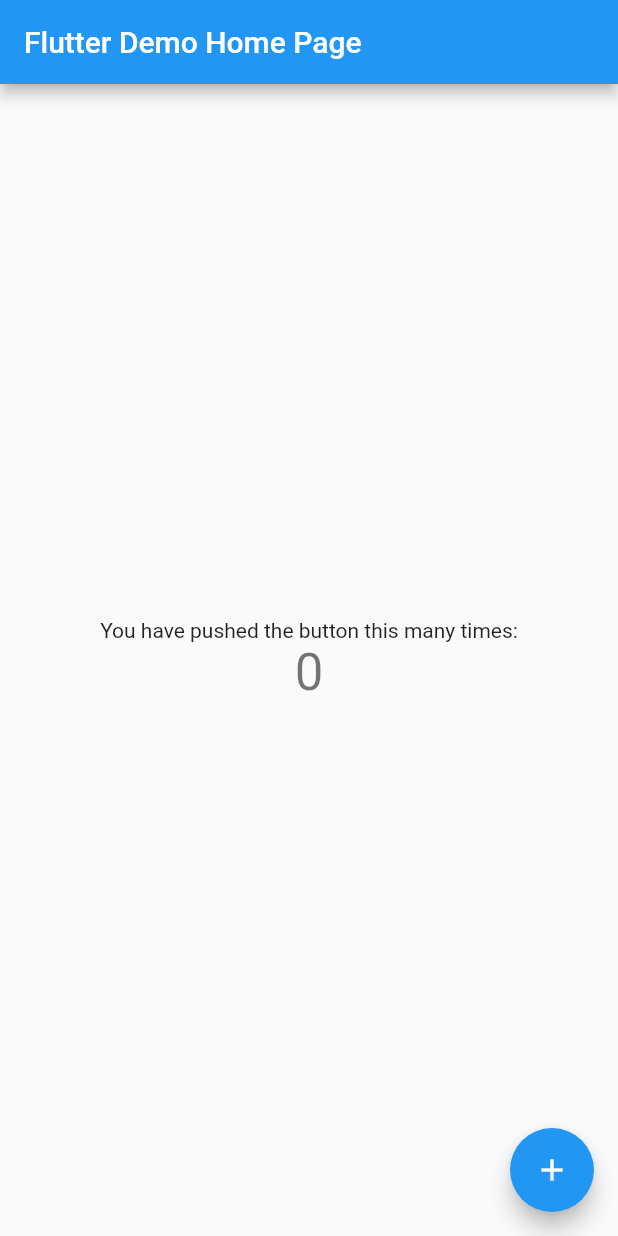
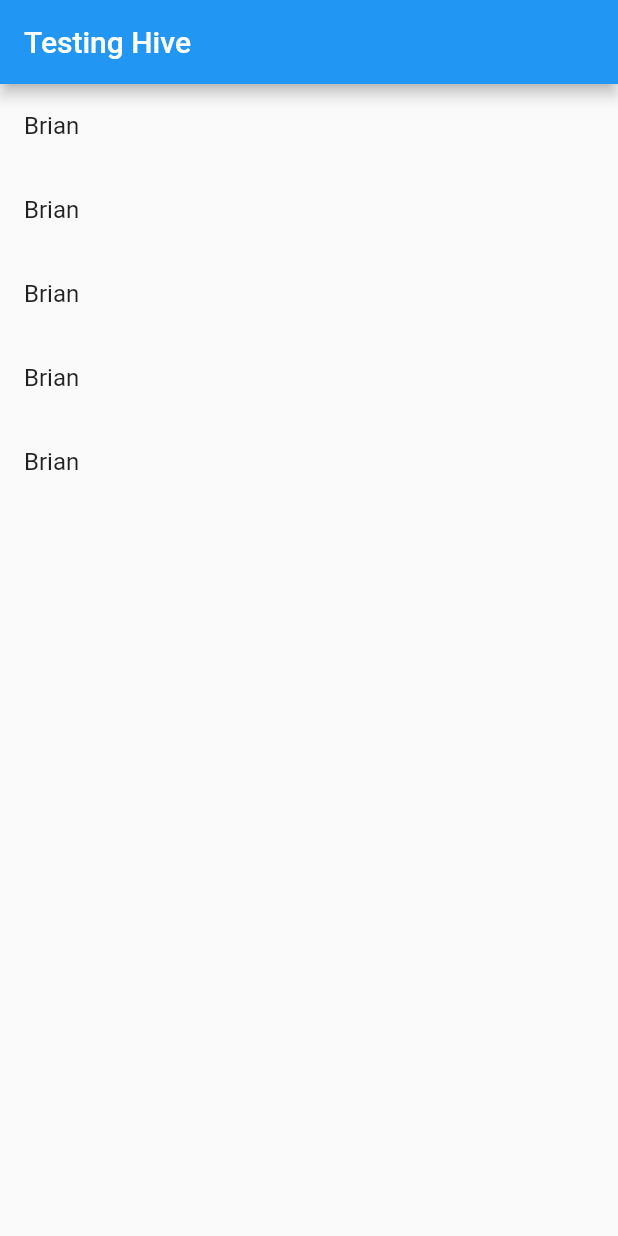
Before and after one commit to briobarbtech/hive_test, a Flutter app: the screen it shows after launch, on a phone screen of 412 x 824 dp. Run offline on Flutter 3.47's test engine with Material 2 defaults, Android fonts, the phone set to English and light mode, and no system bars; our stand-ins replace hive, hive_flutter; accounts and stored records are empty.

```diff
--- /dev/null
+++ b/lib/character.dart
@@ -0,0 +1,23 @@
+abstract class Character {
+  Character({
+    required this.birthYear,
+    required this.eyeColor,
+    required this.gender,
+    required this.hairColor,
+    required this.skinColor,
+    required this.height,
+    required this.homeworld,
+    required this.mass,
+    required this.name,
+  });
+
+  String birthYear;
+  String eyeColor;
+  String gender;
+  String hairColor;
+  String skinColor;
+  String height;
+  String homeworld;
+  String mass;
+  String name;
+}
--- /dev/null
+++ b/lib/character_model.dart
@@ -0,0 +1,69 @@
+import 'package:hive_tutorial/character.dart';
+
+class CharacterModel implements Character {
+  CharacterModel({
+    required this.birthYear,
+    required this.eyeColor,
+    required this.gender,
+    required this.hairColor,
+    required this.skinColor,
+    required this.height,
+    required this.homeworld,
+    required this.mass,
+    required this.name,
+  });
+  @override
+  String birthYear;
+  @override
+  String eyeColor;
+  @override
+  String gender;
+  @override
+  String hairColor;
+  @override
+  String skinColor;
+  @override
+  String height;
+  @override
+  String homeworld;
+  @override
+  String mass;
+  @override
+  String name;
+
+  factory CharacterModel.fromJson(Map<String, dynamic> json) => CharacterModel(
+        birthYear: json["birth_year"],
+        eyeColor: json["eye_color"],
+        gender: json["gender"],
+        hairColor: json["hair_color"],
+        skinColor: json["skin_color"],
+        height: json["height"],
+        homeworld: json["homeworld"],
+        mass: json["mass"],
+        name: json["name"],
+      );
+
+  Map<String, dynamic> toJson() => {
+        "birth_year": birthYear,
+        "eye_color": eyeColor,
+        "gender": gender,
+        "hair_color": hairColor,
+        "skin_color": skinColor,
+        "height": height,
+        "homeworld": homeworld,
+        "mass": mass,
+        "name": name,
+      };
+
+  Map<String, dynamic> toMap() => {
+        "birth_year": birthYear,
+        "eye_color": eyeColor,
+        "gender": gender,
+        "hair_color": hairColor,
+        "skin_color": skinColor,
+        "height": height,
+        "homeworld": homeworld,
+        "mass": mass,
+        "name": name,
+      };
+}
--- a/lib/main.dart
+++ b/lib/main.dart
@@ -1,16 +1,17 @@
 import 'package:flutter/material.dart';
 import 'package:hive_flutter/hive_flutter.dart';
-import 'package:hive_tutorial/person.dart';
+import 'package:hive_tutorial/character.dart';
+import 'package:hive_tutorial/character_hive.dart';
+import 'package:hive_tutorial/starwars_state_hive.dart';
+import 'package:hive_tutorial/character_model.dart';
 
 late Box boxHive;
 Future<void> main() async {
   // Inicializo el Hive
   await Hive.initFlutter();
   // Open a box
-  boxHive = await Hive.openBox('starwarsStates');
-  Hive.registerAdapter(PersonAdapter());
-  boxHive.put('Person', Person(name: "Brian", age: 23, friends: []));
-  boxHive.get('Person');
+  Hive.registerAdapter(StarWarsStateHiveAdapter());
+  boxHive = await Hive.openBox('starwars');
   runApp(const MyApp());
 }
 
@@ -25,53 +26,48 @@ class MyApp extends StatelessWidget {
       theme: ThemeData(
         primarySwatch: Colors.blue,
       ),
-      home: const MyHomePage(title: 'Flutter Demo Home Page'),
+      home: const MyHomePage(),
     );
   }
 }
 
-class MyHomePage extends StatefulWidget {
-  const MyHomePage({Key? key, required this.title}) : super(key: key);
-  final String title;
-
-  @override
-  State<MyHomePage> createState() => _MyHomePageState();
-}
-
-class _MyHomePageState extends State<MyHomePage> {
-  int _counter = 0;
-
-  void _incrementCounter() {
-    setState(() {
-      _counter++;
-    });
-  }
+class MyHomePage extends StatelessWidget {
+  const MyHomePage({Key? key}) : super(key: key);
 
   @override
   Widget build(BuildContext context) {
+    CharacterModel listOfCharacters = CharacterModel(
+        birthYear: 'birthYear',
+        eyeColor: 'eyeColor',
+        gender: 'gender',
+        hairColor: 'hairColor',
+        skinColor: 'skinColor',
+        height: 'height',
+        homeworld: 'homeworld',
+        mass: 'mass',
+        name: 'Brian');
+
+    boxHive.put(
+        'character1',
+        StarWarsStateHive(previous: 'previous', next: 'next', listCharacter: [
+          listOfCharacters.toMap(),
+          listOfCharacters.toMap(),
+          listOfCharacters.toMap(),
+          listOfCharacters.toMap(),
+          listOfCharacters.toMap()
+        ]));
+    StarWarsStateHive result = boxHive.get('character1');
+    List<CharacterModel> character =
+        result.listCharacter.map((e) => CharacterModel.fromJson(e)).toList();
     return Scaffold(
-      appBar: AppBar(
-        title: Text(widget.title),
-      ),
-      body: Center(
-        child: Column(
-          mainAxisAlignment: MainAxisAlignment.center,
-          children: <Widget>[
-            const Text(
-              'You have pushed the button this many times:',
-            ),
-            Text(
-              '$_counter',
-              style: Theme.of(context).textTheme.headline4,
-            ),
-          ],
+        appBar: AppBar(
+          title: const Text('Testing Hive'),
         ),
-      ),
-      floatingActionButton: FloatingActionButton(
-        onPressed: _incrementCounter,
-        tooltip: 'Increment',
-        child: const Icon(Icons.add),
-      ),
-    );
+        body: ListView.builder(
+          itemBuilder: (context, index) =>
+              ListTile(title: Text(character[index].name)),
+          shrinkWrap: true,
+          itemCount: character.length,
+        ));
   }
 }
--- a/lib/person_model.dart
+++ /dev/null
@@ -1,6 +0,0 @@
-class PersonModel {
-  PersonModel({required this.name, required this.age, required this.friends});
-  String name;
-  int age;
-  List friends;
-}
--- /dev/null
+++ b/lib/starwars_state_hive.dart
@@ -0,0 +1,19 @@
+import 'package:hive/hive.dart';
+import 'package:hive_tutorial/character.dart';
+import 'package:hive_tutorial/character_hive.dart';
+
+part 'starwars_state_hive.g.dart';
+
+@HiveType(typeId: 1)
+class StarWarsStateHive {
+  StarWarsStateHive(
+      {required this.listCharacter,
+      required this.previous,
+      required this.next});
+  @HiveField(0)
+  List<Map<String, dynamic>> listCharacter;
+  @HiveField(1)
+  String previous;
+  @HiveField(2)
+  String next;
+}
```
Also changed, not shown: lib/character_hive.dart (added, +36 -0 lines), lib/convert_hive_object.dart (added, +31 -0 lines), lib/person.dart (deleted, +0 -16 lines), lib/character_hive.g.dart (added), lib/starwars_state_hive.g.dart.
